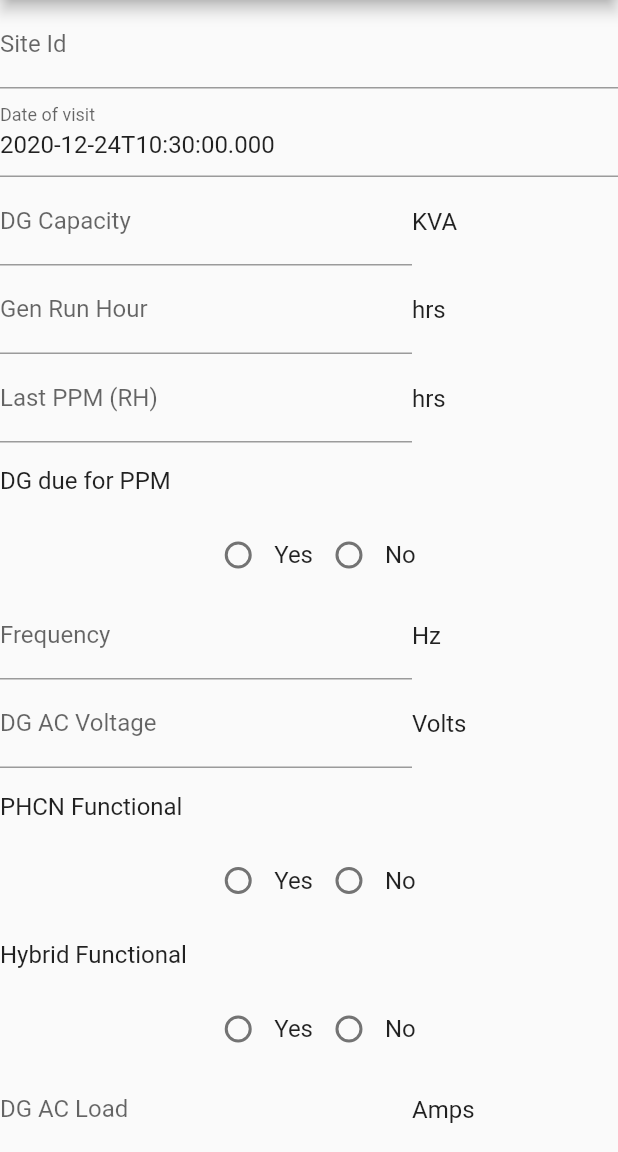
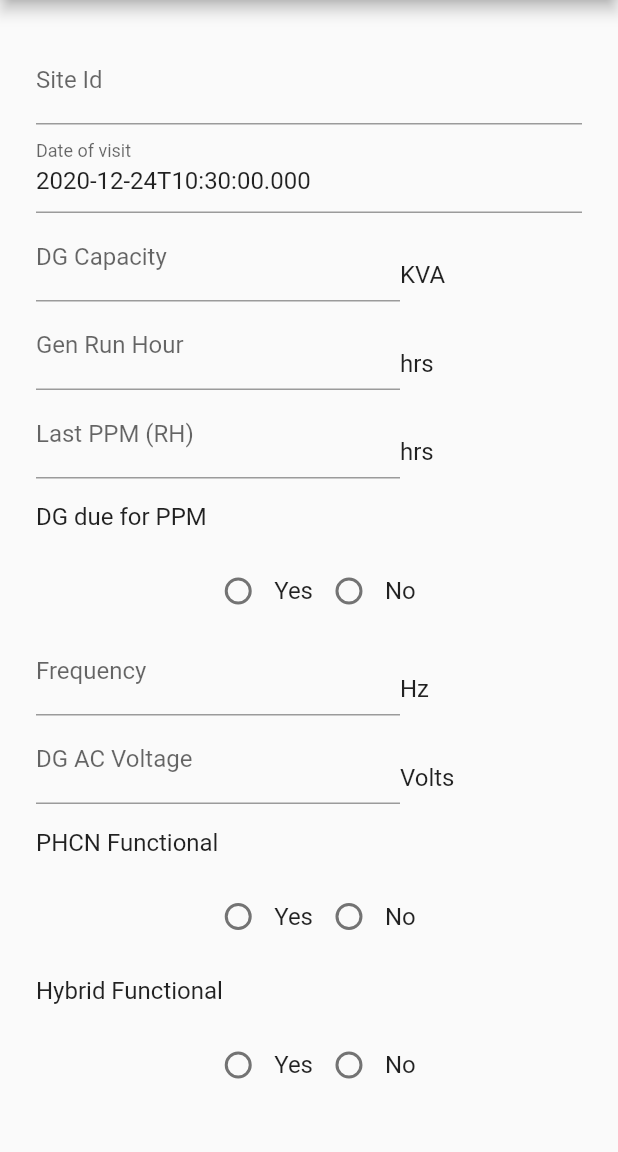
Before and after one commit to tijesu24/SiteInspectionATC, a Flutter app: the screen it shows once a user with an empty profile is signed in, after a tap on the "add alert" icon, on a phone screen of 412 x 824 dp, the part 84-1236 px from its top. Run offline on Flutter 3.47's test engine with Material 2 defaults, Android fonts, the phone set to English and light mode, and no system bars; our stand-ins replace cloud_firestore, datetime_picker_formfield, firebase_auth, firebase_core, flutter_spinkit, sqflite and 1 more; missing offline and left inert: flutter_persistent_queue; accounts and stored records are empty; generated files the repository leaves out were written again.

Commit message:
Tried align text in form to inputbox. Failed

```diff
--- a/lib/screens/visit_form.dart
+++ b/lib/screens/visit_form.dart
@@ -64,9 +64,14 @@ class VisitFormState extends State<VisitForm> {
   Widget setUp(BuildContext context) {
     return Form(
         key: _formKey,
-        child: SingleChildScrollView(
-            child:
-                Column(crossAxisAlignment: CrossAxisAlignment.start, children: <
+        child: Container(
+          margin: EdgeInsets.all(24),
+          child: SingleChildScrollView(child: createVisitForm(context)),
+        ));
+  }
+
+  Widget createVisitForm(BuildContext context) {
+    return Column(crossAxisAlignment: CrossAxisAlignment.start, children: <
         Widget>[
       TextFormField(
           //site ID
@@ -100,6 +105,8 @@ class VisitFormState extends State<VisitForm> {
           }),
 
       Row(
+        crossAxisAlignment: CrossAxisAlignment.baseline,
+        textBaseline: TextBaseline.ideographic,
         children: <Widget>[
           Expanded(
             flex: 2,
@@ -109,6 +116,7 @@ class VisitFormState extends State<VisitForm> {
                     ? _thisVisit.dgCapacity.toString()
                     : '',
                 decoration: InputDecoration(labelText: 'DG Capacity'),
+                // textAlignVertical: TextAlignVertical.bottom,
                 validator: (value) {
                   if (value.isEmpty) {
                     return fillErrorMessage;
@@ -122,19 +130,21 @@ class VisitFormState extends State<VisitForm> {
                 onSaved: (val) => setState(
                     () => _thisVisit.dgCapacity = double.tryParse(val))),
           ),
-              Expanded(flex: 1, child: Text('KVA', style: textStyle))
+          Expanded(
+              flex: 1, child: Container(child: Text('KVA', style: textStyle)))
         ],
       ),
 
       Row(
+        crossAxisAlignment: CrossAxisAlignment.baseline,
+        textBaseline: TextBaseline.ideographic,
         children: <Widget>[
           Expanded(
             flex: 2,
             child: TextFormField(
                 //Gen RH
-                    initialValue: _thisVisit.genRH != null
-                        ? _thisVisit.genRH.toString()
-                        : '',
+                initialValue:
+                    _thisVisit.genRH != null ? _thisVisit.genRH.toString() : '',
                 decoration: InputDecoration(labelText: 'Gen Run Hour'),
                 validator: (value) {
                   if (value.isEmpty) {
@@ -146,14 +156,16 @@ class VisitFormState extends State<VisitForm> {
                   return null;
                 },
                 keyboardType: TextInputType.number,
-                    onSaved: (val) => setState(
-                        () => _thisVisit.genRH = double.tryParse(val))),
+                onSaved: (val) =>
+                    setState(() => _thisVisit.genRH = double.tryParse(val))),
           ),
           Expanded(flex: 1, child: Text('hrs', style: textStyle))
         ],
       ),
 
       Row(
+        crossAxisAlignment: CrossAxisAlignment.baseline,
+        textBaseline: TextBaseline.ideographic,
         children: <Widget>[
           Expanded(
             flex: 2,
@@ -172,8 +184,8 @@ class VisitFormState extends State<VisitForm> {
                   }
                   return null;
                 },
-                    onSaved: (val) => setState(
-                        () => _thisVisit.lastPPM = double.tryParse(val))),
+                onSaved: (val) =>
+                    setState(() => _thisVisit.lastPPM = double.tryParse(val))),
           ),
           Expanded(flex: 1, child: Text('hrs', style: textStyle))
         ],
@@ -215,17 +227,15 @@ class VisitFormState extends State<VisitForm> {
       ),
 
       Row(
-
-              // mainAxisSize: MainAxisSize.max,
-              // mainAxisAlignment: MainAxisAlignment.spaceEvenly,
+          crossAxisAlignment: CrossAxisAlignment.baseline,
+          textBaseline: TextBaseline.ideographic,
           children: [
             Expanded(
               flex: 2,
               child: TextFormField(
                   //Frequency
-                      initialValue: _thisVisit.freq != null
-                          ? _thisVisit.freq.toString()
-                          : '',
+                  initialValue:
+                      _thisVisit.freq != null ? _thisVisit.freq.toString() : '',
                   decoration: InputDecoration(labelText: 'Frequency'),
                   validator: (value) {
                     if (value.isEmpty) {
@@ -237,13 +247,17 @@ class VisitFormState extends State<VisitForm> {
                     return null;
                   },
                   keyboardType: TextInputType.number,
-                      onSaved: (val) => setState(
-                          () => _thisVisit.freq = double.tryParse(val))),
+                  onSaved: (val) =>
+                      setState(() => _thisVisit.freq = double.tryParse(val))),
             ),
             Expanded(flex: 1, child: Text('Hz', style: textStyle))
           ]),
 
-          Row(mainAxisAlignment: MainAxisAlignment.spaceEvenly, children: [
+      Row(
+          crossAxisAlignment: CrossAxisAlignment.baseline,
+          textBaseline: TextBaseline.ideographic,
+          mainAxisAlignment: MainAxisAlignment.spaceEvenly,
+          children: [
             Expanded(
                 flex: 2,
                 child: TextFormField(
@@ -343,6 +357,8 @@ class VisitFormState extends State<VisitForm> {
       ),
 
       Row(
+        crossAxisAlignment: CrossAxisAlignment.baseline,
+        textBaseline: TextBaseline.ideographic,
         mainAxisAlignment: MainAxisAlignment.spaceEvenly,
         children: [
           Expanded(
@@ -445,6 +461,12 @@ class VisitFormState extends State<VisitForm> {
         child: Text('Diesel level (Tank Dip)', style: textStyle),
       ),
       Row(
+        children: [
+          /* Expanded(
+            flex: 3,
+            child: Padding(
+              padding: const EdgeInsets.all(8.0),
+              child: Row(
                 children: <Widget>[
                   Expanded(
                       flex: 2,
@@ -452,43 +474,60 @@ class VisitFormState extends State<VisitForm> {
                           initialValue: _thisVisit.dieselDipcm != null
                               ? _thisVisit.dieselDipcm.toString()
                               : '',
+                          decoration: InputDecoration(isDense: true),
                           validator: (value) {
                             if (value.isEmpty) {
                               return fillErrorMessage;
                             }
+
                             if (double.tryParse(value) == null) {
                               return numErrorMessage;
                             }
+
                             return null;
                           },
                           keyboardType: TextInputType.number, //dipcm
+
                           onSaved: (val) => setState(() =>
                               _thisVisit.dieselDipcm = double.tryParse(val)))),
-              Text('cm', style: textStyle),
+                  Expanded(child: Text('cm', style: textStyle)),
+                ],
+              ),
+            ),
+          ), */
+          // Text("data"),
           Expanded(
               flex: 2,
               child: TextFormField(
+
                   //diplts
+
                   initialValue: _thisVisit.dieselDipLts != null
                       ? _thisVisit.dieselDipLts.toString()
                       : '',
+                  decoration: InputDecoration(isDense: true),
                   validator: (value) {
                     if (value.isEmpty) {
                       return fillErrorMessage;
                     }
+
                     if (double.tryParse(value) == null) {
                       return numErrorMessage;
                     }
+
                     return null;
                   },
                   keyboardType: TextInputType.number,
-                      onSaved: (val) => setState(() =>
-                          _thisVisit.dieselDipLts = double.tryParse(val)))),
-              Text('litres', style: textStyle)
+                  onSaved: (val) => setState(
+                      () => _thisVisit.dieselDipLts = double.tryParse(val)))),
+          Expanded(child: Text('litres', style: textStyle))
         ],
       ),
 
-          Row(children: [
+      Row(
+          crossAxisAlignment: CrossAxisAlignment.baseline,
+          textBaseline: TextBaseline.ideographic,
+          children: [
             Expanded(
                 flex: 2,
                 child: TextFormField(
@@ -510,7 +549,10 @@ class VisitFormState extends State<VisitForm> {
             Expanded(flex: 1, child: Text('litres', style: textStyle))
           ]),
 
-          Row(children: [
+      Row(
+          crossAxisAlignment: CrossAxisAlignment.baseline,
+          textBaseline: TextBaseline.ideographic,
+          children: [
             Expanded(
                 flex: 2,
                 child: TextFormField(
@@ -535,9 +577,8 @@ class VisitFormState extends State<VisitForm> {
           ]),
       TextFormField(
           //No of working modules
-              initialValue: _thisVisit.moduleNo != null
-                  ? _thisVisit.moduleNo.toString()
-                  : '',
+          initialValue:
+              _thisVisit.moduleNo != null ? _thisVisit.moduleNo.toString() : '',
           decoration: InputDecoration(labelText: 'No of working modules'),
           validator: (value) {
             if (value.isEmpty) {
@@ -692,7 +733,7 @@ class VisitFormState extends State<VisitForm> {
         shape: new RoundedRectangleBorder(
             borderRadius: new BorderRadius.circular(20.0)),
       ),
-        ])));
+    ]);
   }
 
   @override
```
Lines whose indentation alone changed are shown as unchanged.
